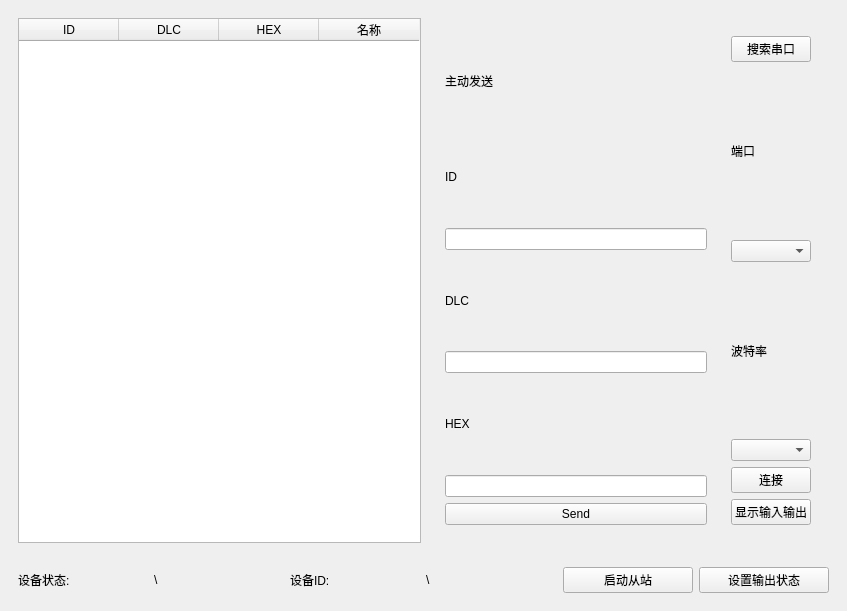
Before: the Qt Designer form mainwindow.ui in sgh579/myCANopenManager, drawn with Qt 5.
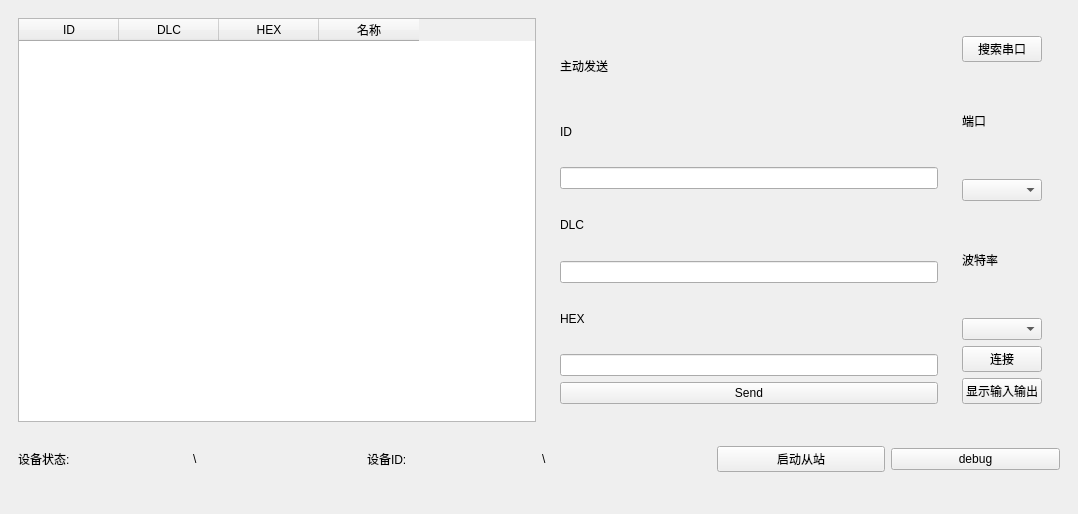
After: the same form once the commit is applied. Icons and pictures are not drawn.

```diff
--- a/mainwindow.ui
+++ b/mainwindow.ui
@@ -6,8 +6,8 @@
    <rect>
     <x>0</x>
     <y>0</y>
-    <width>847</width>
-    <height>611</height>
+    <width>1078</width>
+    <height>514</height>
    </rect>
   </property>
   <property name="windowTitle">
@@ -228,7 +228,7 @@
        <item>
         <widget class="QPushButton" name="pushButton_21">
          <property name="text">
-          <string>设置输出状态</string>
+          <string>debug</string>
          </property>
          <property name="icon">
           <iconset resource="res.qrc">
@@ -239,6 +239,11 @@
       </layout>
      </widget>
     </item>
+    <item>
+     <widget class="QWidget" name="widget_4" native="true">
+      <layout class="QVBoxLayout" name="verticalLayout_3"/>
+     </widget>
+    </item>
    </layout>
   </widget>
  </widget>
```
